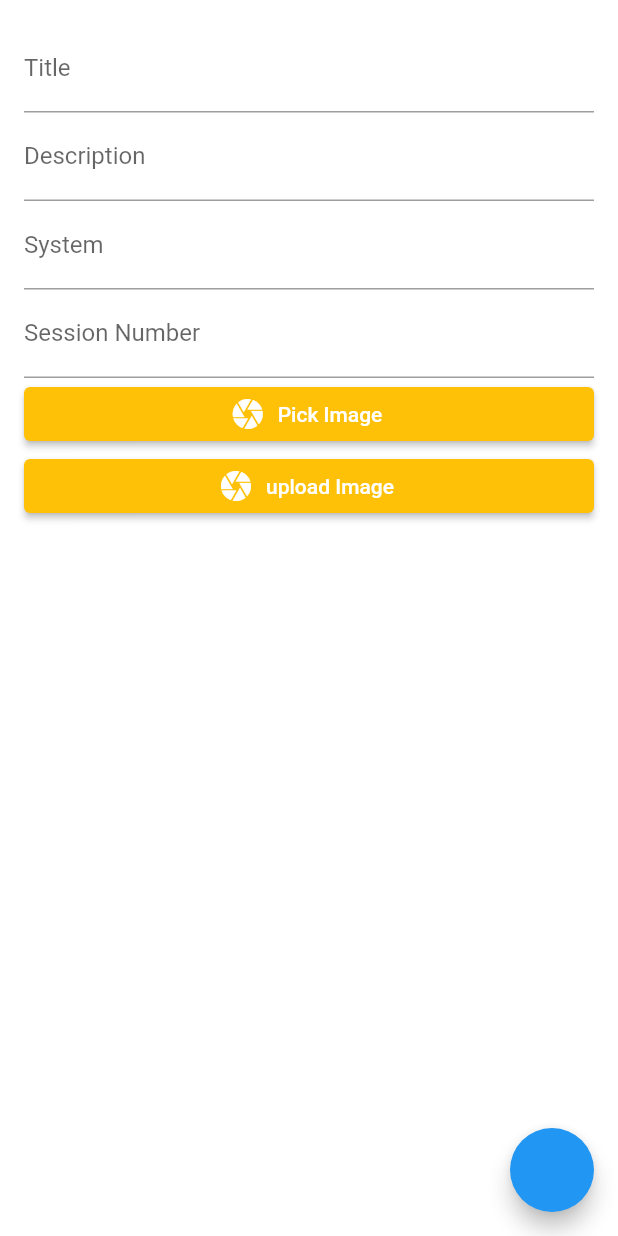
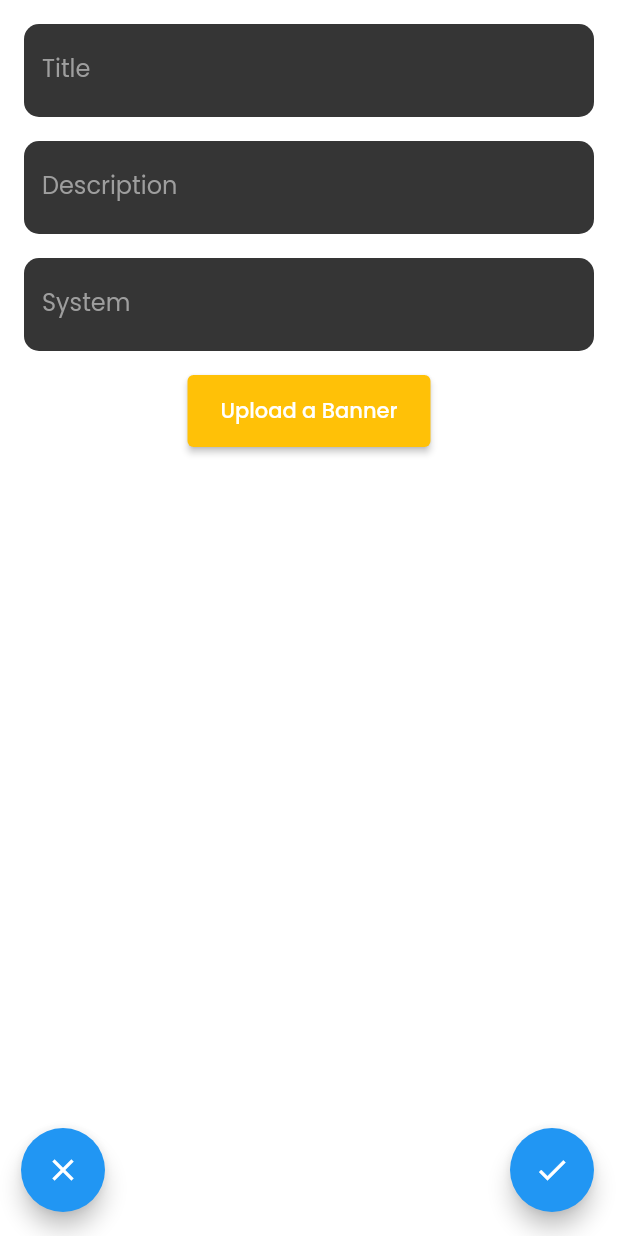
Before and after one commit to GemperC/kroniker-flutter, a Flutter app: the NewGamePage screen opened directly, on a phone screen of 412 x 824 dp. Run offline on Flutter 3.47's test engine with Material 2 defaults, Android fonts, the phone set to English and light mode, and no system bars; our stand-ins replace carousel_slider, cloud_firestore, firebase_auth, firebase_core, firebase_storage, flutter_speed_dial and 6 more; missing offline and left inert: circular_menu, star_menu; accounts and stored records are empty.

Commit message:
reform new agme page

```diff
--- a/lib/config/theme.dart
+++ b/lib/config/theme.dart
@@ -20,7 +20,9 @@ final ThemeData appThemeData = ThemeData(
     ),
     elevatedButtonTheme: ElevatedButtonThemeData(
       style: ElevatedButton.styleFrom(backgroundColor: Colors.amber),
-    ));
+    ),
+    bottomSheetTheme:
+        BottomSheetThemeData(backgroundColor: Colors.transparent));
 
 final ThemeData darkAppThemeData = ThemeData(
   brightness: Brightness.dark,
--- a/lib/pages/new_game/new_game_page.dart
+++ b/lib/pages/new_game/new_game_page.dart
@@ -5,7 +5,10 @@ import 'package:firebase_auth/firebase_auth.dart';
 import 'package:flutter/material.dart';
 import 'package:flutter/src/widgets/framework.dart';
 import 'package:flutter/src/widgets/placeholder.dart';
+import 'package:font_awesome_flutter/font_awesome_flutter.dart';
+import 'package:google_fonts/google_fonts.dart';
 import 'package:kroniker_flutter/backend/records/game_record.dart';
+import 'package:kroniker_flutter/config/theme.dart';
 import 'package:kroniker_flutter/index.dart';
 import 'package:kroniker_flutter/utils/page_model.dart';
 import 'package:kroniker_flutter/utils/utils.dart';
@@ -130,72 +133,134 @@ class _NewGamePageState extends State<NewGamePage> {
           child: Form(
             key: _formKey,
             child: Column(
-              crossAxisAlignment: CrossAxisAlignment.stretch,
               children: [
                 TextFormField(
                   controller: _model.titleController,
-                  decoration: const InputDecoration(labelText: 'Title'),
                   validator: (value) {
                     if (value!.isEmpty) {
                       return 'Please enter a title';
                     }
                     return null;
                   },
-                  onSaved: (value) =>
-                      setState(() => _model.titleController!.text = value!),
+                  style: GoogleFonts.poppins(
+                    color: Color.fromARGB(255, 255, 255, 255),
+                  ),
+                  keyboardType: TextInputType.name,
+                  decoration: InputDecoration(
+                    fillColor: Color.fromARGB(255, 53, 53, 53),
+                    filled: true,
+                    labelText: "Title",
+                    labelStyle: GoogleFonts.poppins(
+                      color: Colors.grey,
+                      fontSize: 16,
+                      fontWeight: FontWeight.w400,
+                    ),
+                    border: const OutlineInputBorder(
+                      borderSide: BorderSide.none,
+                      borderRadius: BorderRadius.all(Radius.circular(10)),
+                    ),
+                  ),
                 ),
+                SizedBox(height: 16),
                 TextFormField(
+                  keyboardType: TextInputType.multiline,
+                  maxLength: null,
+                  maxLines: null,
                   controller: _model.descriptionController,
-                  decoration: const InputDecoration(labelText: 'Description'),
                   validator: (value) {
                     if (value!.isEmpty) {
                       return 'Please enter a description';
                     }
                     return null;
                   },
+                  style: GoogleFonts.poppins(
+                    color: Color.fromARGB(255, 255, 255, 255),
+                  ),
+                  decoration: InputDecoration(
+                    fillColor: Color.fromARGB(255, 53, 53, 53),
+                    filled: true,
+                    labelText: "Description",
+                    labelStyle: GoogleFonts.poppins(
+                      color: Colors.grey,
+                      fontSize: 16,
+                      fontWeight: FontWeight.w400,
+                    ),
+                    border: const OutlineInputBorder(
+                      borderSide: BorderSide.none,
+                      borderRadius: BorderRadius.all(Radius.circular(10)),
+                    ),
+                  ),
                 ),
+                SizedBox(height: 16),
                 TextFormField(
                   controller: _model.systemController,
-                  decoration: const InputDecoration(labelText: 'System'),
                   validator: (value) {
                     if (value!.isEmpty) {
                       return 'Please enter a system';
                     }
                     return null;
                   },
+                  style: GoogleFonts.poppins(
+                    color: Color.fromARGB(255, 255, 255, 255),
+                  ),
+                  keyboardType: TextInputType.name,
+                  decoration: InputDecoration(
+                    fillColor: Color.fromARGB(255, 53, 53, 53),
+                    filled: true,
+                    labelText: "System",
+                    labelStyle: GoogleFonts.poppins(
+                      color: Colors.grey,
+                      fontSize: 16,
+                      fontWeight: FontWeight.w400,
+                    ),
+                    border: const OutlineInputBorder(
+                      borderSide: BorderSide.none,
+                      borderRadius: BorderRadius.all(Radius.circular(10)),
+                    ),
+                  ),
                 ),
-                TextFormField(
-                  controller: _model.sessionNumberController,
-                  decoration:
-                      const InputDecoration(labelText: 'Session Number'),
-                  validator: (value) {
-                    if (value!.isEmpty) {
-                      return 'Please enter a system';
-                    }
-                    return null;
-                  },
-                ),
-                ElevatedButton.icon(
+                SizedBox(height: 16),
+                ElevatedButton(
                   onPressed: () {
                     pickImage();
                   },
-                  icon: Icon(Icons.camera),
-                  label: Text("Pick Image"),
+                  child: Container(
+                      height: 48,
+                      width: 130,
+                      child: Center(
+                        child: Text(
+                          "Upload a Banner",
+                          style: GoogleFonts.poppins(
+                            color: Color.fromARGB(255, 255, 255, 255),
+                          ),
+                        ),
+                      )),
                 ),
-                ElevatedButton.icon(
-                  onPressed: () {},
-                  icon: Icon(Icons.camera),
-                  label: Text("upload Image"),
-                ),
+                SizedBox(height: 16),
                 image != null ? Image.file(image!) : Container(),
               ],
             ),
           ),
         ),
-        floatingActionButton: FloatingActionButton(
-          onPressed: () {
-            _submitForm();
-          },
+        floatingActionButton: Row(
+          mainAxisAlignment: MainAxisAlignment.spaceBetween,
+          children: [
+            Padding(
+              padding: const EdgeInsets.only(left: 30),
+              child: FloatingActionButton(
+                child: Icon(Icons.close),
+                onPressed: () {
+                  Navigator.pop(context);
+                },
+              ),
+            ),
+            FloatingActionButton(
+              child: Icon(Icons.check),
+              onPressed: () {
+                _submitForm();
+              },
+            ),
+          ],
         ),
       ),
     );
```
